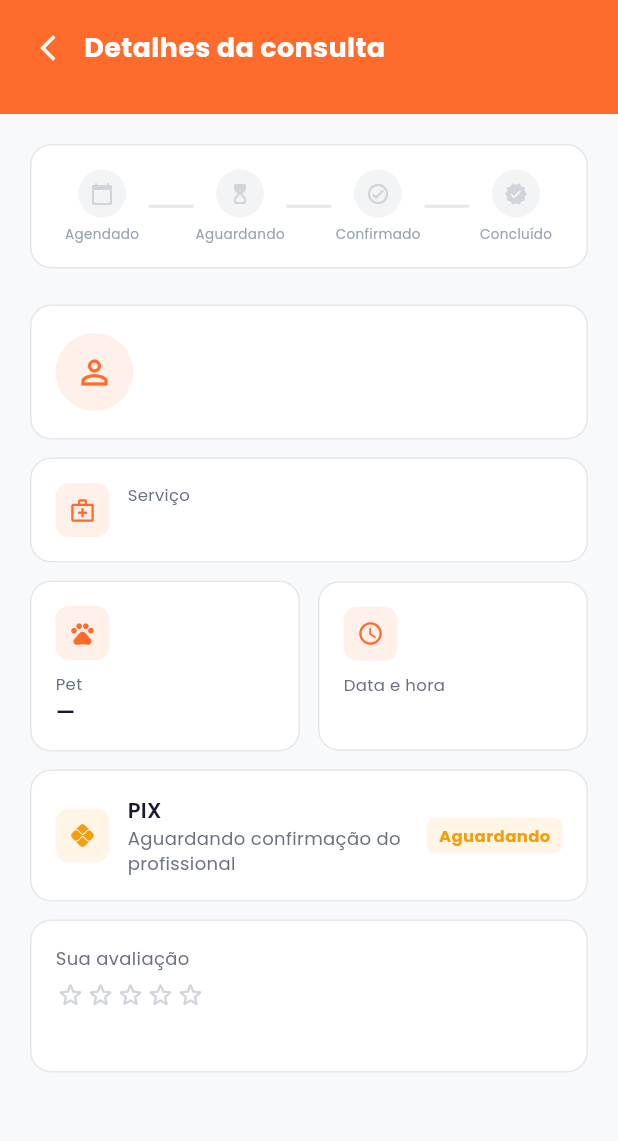
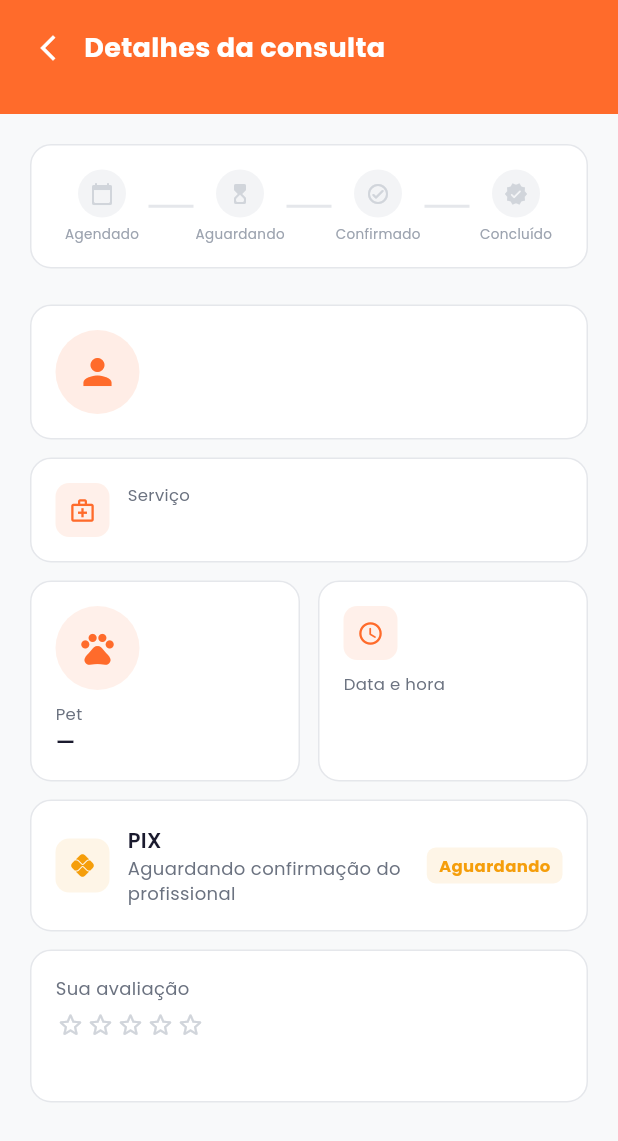
Before and after one commit to vetvemaplicativo/vetvem, a Flutter app: the ConsultaDetailView screen opened directly with empty values, on a phone screen of 412 x 824 dp. Shown: the top 1141 px of the screen. Run offline on Flutter 3.47's test engine with Material 3 defaults, Android fonts, the phone set to English and light mode, and no system bars; our stand-ins replace cloud_firestore, connectivity_plus, firebase_analytics, firebase_auth, firebase_core, firebase_messaging and 10 more; accounts and stored records are empty.

Commit message:
Detalhe da consulta: foto e CRMV do profissional, foto do pet, cartoes pet/data com mesma altura; cartoes de escolha dentro da area rolavel
Co-Authored-By: Claude Sonnet 5.5 <noreply@anthropic.com>

```diff
--- a/lib/app/modules/consultas/consulta_detail_view.dart
+++ b/lib/app/modules/consultas/consulta_detail_view.dart
@@ -1,3 +1,4 @@
+import 'dart:convert';
 import 'package:flutter/material.dart';
 import 'package:get/get.dart';
 import '../../routes/app_routes.dart';
@@ -5,6 +6,7 @@ import '../../theme/app_theme.dart';
 import '../profile/profile_controller.dart';
 import 'proposal_card.dart';
 import 'relocation_card.dart';
+import 'vet_photo.dart';
 
 class ConsultaDetailView extends StatelessWidget {
   const ConsultaDetailView({super.key});
@@ -63,20 +65,16 @@ class ConsultaDetailView extends StatelessWidget {
                   _StatusTimeline(status: item.status),
                   const SizedBox(height: 24),
 
-                  // Veterinário
-                  _Card(
+                  // Veterinário: foto, nome e CRMV
+                  FutureBuilder<VetPublic>(
+                    future: vetPublicOf(item.vetId),
+                    builder: (_, snap) {
+                      final crmv = item.vetCrmv.isNotEmpty ? item.vetCrmv : (snap.data?.crmv ?? '');
+                      final showSpecialty = item.specialty.isNotEmpty && item.specialty != item.serviceName;
+                      return _Card(
                         child: Row(
                           children: [
-                        Container(
-                          width: 52,
-                          height: 52,
-                          decoration: BoxDecoration(
-                            color: AppColors.primary.withValues(alpha: 0.1),
-                            shape: BoxShape.circle,
-                          ),
-                          child: const Icon(Icons.person_outline,
-                              color: AppColors.primary, size: 26),
-                        ),
+                            VetPhotoAvatar(vetId: item.vetId, size: 56),
                             const SizedBox(width: 12),
                             Expanded(
                               child: Column(
@@ -87,6 +85,12 @@ class ConsultaDetailView extends StatelessWidget {
                                           fontSize: 15,
                                           fontWeight: FontWeight.bold,
                                           color: AppColors.textDark)),
+                                  if (crmv.isNotEmpty)
+                                    Text('CRMV $crmv',
+                                        style: const TextStyle(
+                                            fontSize: 12,
+                                            color: AppColors.textMedium)),
+                                  if (showSpecialty)
                                     Text(item.specialty,
                                         style: const TextStyle(
                                             fontSize: 12,
@@ -101,6 +105,8 @@ class ConsultaDetailView extends StatelessWidget {
                             ),
                           ],
                         ),
+                      );
+                    },
                   ),
                   const SizedBox(height: 12),
 
@@ -149,15 +155,17 @@ class ConsultaDetailView extends StatelessWidget {
                   ),
                   const SizedBox(height: 12),
 
-                  // Pet + data/hora
-                  Row(
+                  // Pet + data/hora (cartões com a mesma altura)
+                  IntrinsicHeight(
+                    child: Row(
+                    crossAxisAlignment: CrossAxisAlignment.stretch,
                     children: [
                       Expanded(
                         child: _Card(
                           child: Column(
                             crossAxisAlignment: CrossAxisAlignment.start,
                             children: [
-                              _Icon(Icons.pets, const Color(0xFFFF6B2B)),
+                              _PetPhoto(base64Photo: item.petPhotoBase64),
                               const SizedBox(height: 8),
                               const Text('Pet',
                                   style: TextStyle(
@@ -203,6 +211,7 @@ class ConsultaDetailView extends StatelessWidget {
                         ),
                       ),
                     ],
+                  ),
                   ),
                   const SizedBox(height: 12),
 
@@ -694,6 +703,38 @@ class _Card extends StatelessWidget {
   }
 }
 
+/// Foto do pet no cartão do detalhe (ícone de patinha se não houver foto).
+class _PetPhoto extends StatelessWidget {
+  final String base64Photo;
+  const _PetPhoto({required this.base64Photo});
+
+  @override
+  Widget build(BuildContext context) {
+    if (base64Photo.isNotEmpty) {
+      try {
+        final bytes = base64Decode(base64Photo.split(',').last);
+        return Container(
+          width: 56,
+          height: 56,
+          decoration: BoxDecoration(
+            shape: BoxShape.circle,
+            image: DecorationImage(image: MemoryImage(bytes), fit: BoxFit.cover),
+          ),
+        );
+      } catch (_) {}
+    }
+    return Container(
+      width: 56,
+      height: 56,
+      decoration: BoxDecoration(
+        color: const Color(0xFFFF6B2B).withValues(alpha: 0.1),
+        shape: BoxShape.circle,
+      ),
+      child: const Icon(Icons.pets, color: Color(0xFFFF6B2B), size: 26),
+    );
+  }
+}
+
 class _Icon extends StatelessWidget {
   final IconData icon;
   final Color color;
--- /dev/null
+++ b/lib/app/modules/consultas/vet_photo.dart
@@ -0,0 +1,62 @@
+import 'dart:convert';
+import 'package:cloud_firestore/cloud_firestore.dart';
+import 'package:flutter/material.dart';
+import '../../theme/app_theme.dart';
+
+/// Dados públicos do profissional (vitrine): foto e CRMV.
+class VetPublic {
+  final ImageProvider? photo;
+  final String crmv;
+  const VetPublic(this.photo, this.crmv);
+}
+
+final Map<String, Future<VetPublic>> _vetPublicCache = {};
+
+/// Busca foto e CRMV em professionals_public/{vetId} (com cache). Sem vetId ou sem
+/// dados, devolve vazio — a tela mostra o ícone padrão.
+Future<VetPublic> vetPublicOf(String vetId) {
+  if (vetId.isEmpty) return Future.value(const VetPublic(null, ''));
+  return _vetPublicCache.putIfAbsent(vetId, () async {
+    try {
+      final d = (await FirebaseFirestore.instance.collection('professionals_public').doc(vetId).get()).data();
+      final b64 = (d?['photoBase64'] ?? '').toString();
+      final url = (d?['photoUrl'] ?? '').toString();
+      ImageProvider? photo;
+      if (b64.isNotEmpty) {
+        photo = MemoryImage(base64Decode(b64.split(',').last));
+      } else if (url.isNotEmpty) {
+        photo = NetworkImage(url);
+      }
+      return VetPublic(photo, (d?['crmv'] ?? '').toString().trim());
+    } catch (_) {
+      return const VetPublic(null, '');
+    }
+  });
+}
+
+/// Foto redonda do profissional (ícone padrão enquanto carrega ou se não houver).
+class VetPhotoAvatar extends StatelessWidget {
+  final String vetId;
+  final double size;
+  const VetPhotoAvatar({super.key, required this.vetId, this.size = 52});
+
+  @override
+  Widget build(BuildContext context) {
+    return FutureBuilder<VetPublic>(
+      future: vetPublicOf(vetId),
+      builder: (_, snap) {
+        final image = snap.data?.photo;
+        return Container(
+          width: size,
+          height: size,
+          decoration: BoxDecoration(
+            color: AppColors.primary.withValues(alpha: 0.12),
+            shape: BoxShape.circle,
+            image: image != null ? DecorationImage(image: image, fit: BoxFit.cover) : null,
+          ),
+          child: image == null ? Icon(Icons.person, color: AppColors.primary, size: size * 0.5) : null,
+        );
+      },
+    );
+  }
+}
--- a/lib/app/modules/profile/profile_controller.dart
+++ b/lib/app/modules/profile/profile_controller.dart
@@ -71,6 +71,7 @@ class ConsultationHistory {
   final bool sentToClient;
   final Map<String, dynamic>? prontuario;
   final String vetCrmv;
+  final String vetId;
   final String petPhotoBase64;
   final String paymentStatus;
   // Sugestão de novos horários do profissional (proposalStatus = awaiting_tutor)
@@ -103,6 +104,7 @@ class ConsultationHistory {
     this.sentToClient = false,
     this.prontuario,
     this.vetCrmv = '',
+    this.vetId = '',
     this.petPhotoBase64 = '',
     this.paymentStatus = '',
     this.proposalStatus = '',
@@ -518,6 +520,7 @@ class ProfileController extends GetxController {
           comment: d['comment'] as String?,
           sentToClient: d['sentToClient'] == true,
           vetCrmv: d['vetCrmv'] ?? '',
+          vetId: (d['vetId'] ?? '').toString(),
           petPhotoBase64: photo,
           prontuario: d['prontuario'] != null
               ? {
```
Also changed, not shown: lib/app/modules/consultas/relocation_card.dart (+2 -40 lines). Lines whose indentation alone changed are shown as unchanged.
